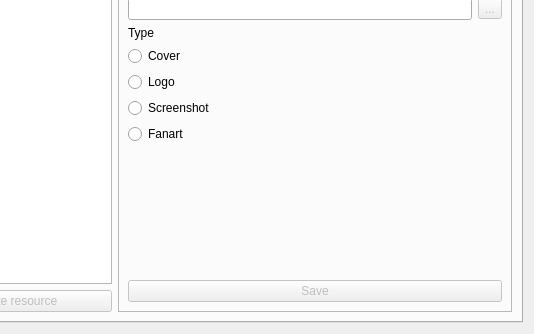
Old version of the form res/executable.ui in the repository remeh/mehstation-config; both pictures show x 304 to 838 and y 313 to 647 of the 838 by 647 pixel window.
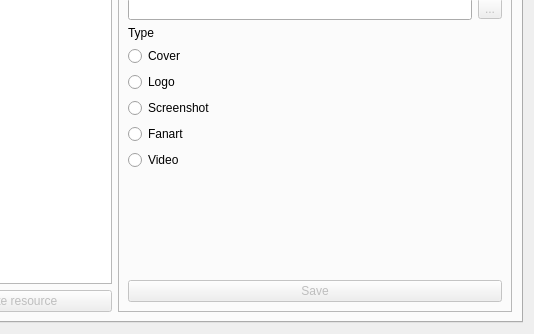
New version of the form.

Commit message: Support video resource type.

Diff of the .ui file:
```diff
--- a/res/executable.ui
+++ b/res/executable.ui
@@ -316,6 +316,13 @@
                 </property>
                </widget>
               </item>
+              <item>
+               <widget class="QRadioButton" name="video">
+                <property name="text">
+                 <string>Video</string>
+                </property>
+               </widget>
+              </item>
               <item>
                <widget class="QLabel" name="image">
                 <property name="sizePolicy">
```
The commit also changes 1 other file.
